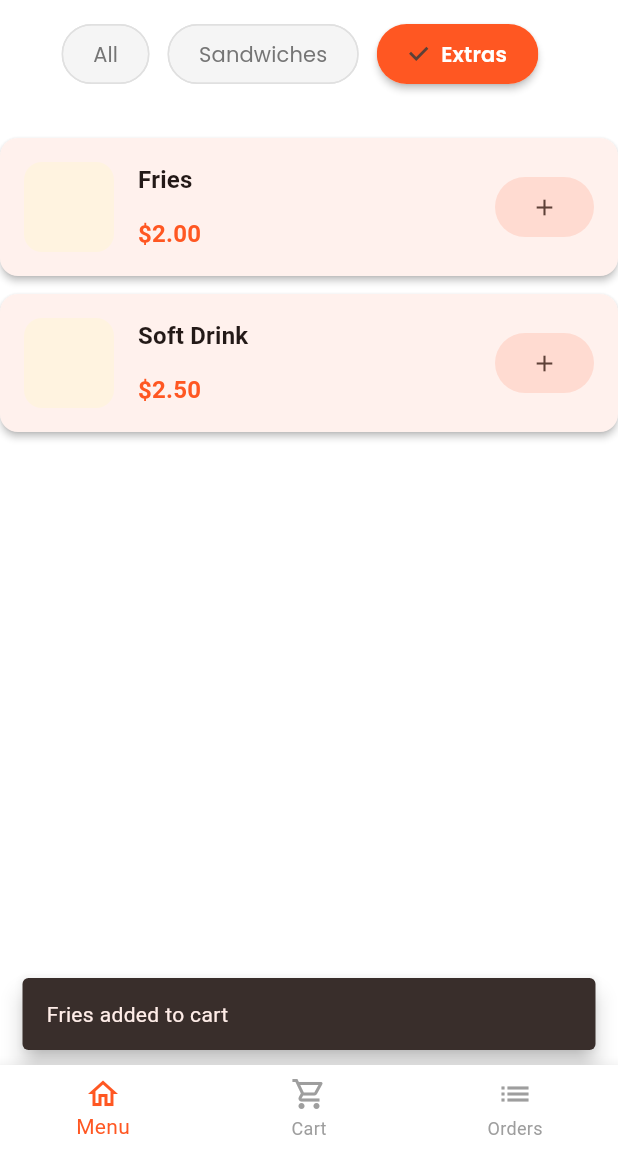
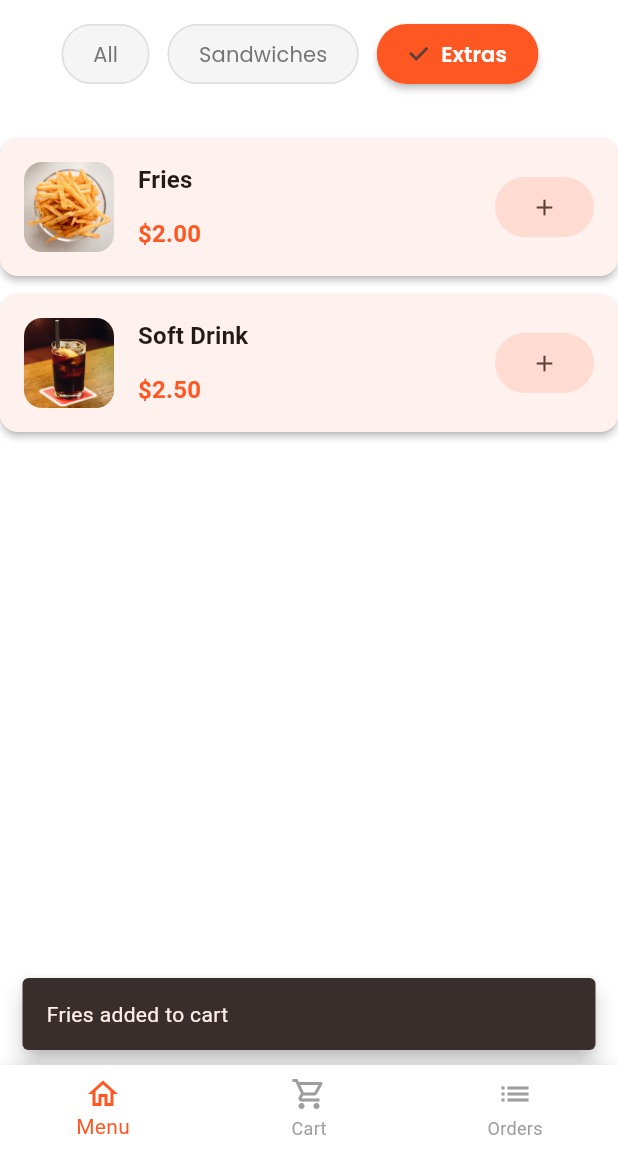
Before and after one commit to ricbrands/good_hamburger_app, a Flutter app: the screen it shows after launch, after a tap on "Sandwiches", after a tap on "Extras", after a tap on "Fries", on a phone screen of 412 x 824 dp, the part 84-1236 px from its top. Run offline on Flutter 3.47's test engine with Material 3 defaults, Android fonts, the phone set to English and light mode, and no system bars; our stand-ins replace equatable, flutter_bloc, get, get_it, get_storage, google_fonts and 1 more.

Commit message:
feat: added images to items and removed theme controller

```diff
--- a/assets/menu_items.json
+++ b/assets/menu_items.json
@@ -4,19 +4,22 @@
       "id": "123",
       "name": "Burger",
       "price": 5.00,
-      "category": "sandwich"
+      "category": "sandwich",
+      "image": "assets/images/burger.jpg"
     },
     {
       "id": "456",
       "name": "Egg",
       "price": 4.50,
-      "category": "sandwich"
+      "category": "sandwich",
+      "image": "assets/images/egg.jpg"
     },
     {
       "id": "789",
       "name": "Bacon",
       "price": 7.00,
-      "category": "sandwich"
+      "category": "sandwich",
+      "image": "assets/images/bacon.jpg"
     }
   ],
   "extras": [
@@ -24,13 +27,15 @@
       "id": "111",
       "name": "Fries",
       "price": 2.00,
-      "category": "fries"
+      "category": "fries",
+      "image": "assets/images/fries.jpg"
     },
     {
       "id": "222",
       "name": "Soft Drink",
       "price": 2.50,
-      "category": "softDrink"
+      "category": "softDrink",
+      "image": "assets/images/soft_drink.jpg"
     }
   ]
 }
--- a/lib/controllers/theme_controller.dart
+++ /dev/null
@@ -1,24 +0,0 @@
-import 'package:flutter/material.dart';
-import 'package:get/get.dart';
-import 'package:get_storage/get_storage.dart';
-
-class ThemeController extends GetxController{
-  final _box = GetStorage();
-
-  final _key = 'isDarkMode';
-
-  ThemeMode get theme => _loadTheme()? ThemeMode.dark : ThemeMode.light;
-  bool get isDarkMode  => _loadTheme();
-
-  bool _loadTheme() => _box.read(_key) ?? false;
-
-  void saveTheme(bool isDarkMode) => _box.write(_key, isDarkMode);
-
-  void toggleTheme(){
-    Future.delayed(const Duration(milliseconds: 50), (){
-      Get.changeThemeMode(_loadTheme()? ThemeMode.light : ThemeMode.dark);
-      saveTheme(!_loadTheme());
-      update();
-    });
-  }
-}
--- a/lib/main.dart
+++ b/lib/main.dart
@@ -5,14 +5,12 @@ import 'package:get_storage/get_storage.dart';
 import 'package:good_hamburger_app/bloc/cart/cart_bloc.dart';
 import 'package:good_hamburger_app/bloc/orders/orders_bloc.dart';
 import 'package:good_hamburger_app/controllers/navigation_controller.dart';
-import 'package:good_hamburger_app/controllers/theme_controller.dart';
 import 'package:good_hamburger_app/core/di/service_locator.dart';
 import 'package:good_hamburger_app/utils/app_themes.dart';
 import 'package:good_hamburger_app/view/main_screen.dart';
 
 void main() async{
   await GetStorage.init();
-  Get.put(ThemeController());
   Get.put(NavigationController());
   await initDependencies();
   runApp(const MyApp());
@@ -23,7 +21,6 @@ class MyApp extends StatelessWidget {
 
   @override
   Widget build(BuildContext context) {
-    final themeController = Get.find<ThemeController>();
     return MultiBlocProvider(
       providers: [
         BlocProvider(create: (_) => CartBloc()),
@@ -33,8 +30,7 @@ class MyApp extends StatelessWidget {
           debugShowCheckedModeBanner: false,
           title: 'GOOD HAMBURGER',
           theme: AppThemes.light,
-          darkTheme: AppThemes.dark,
-          themeMode: themeController.theme,
+          themeMode: ThemeMode.light,
           defaultTransition: Transition.fade,
           home: MainScreen(),
         ),
--- a/lib/models/menu_item.dart
+++ b/lib/models/menu_item.dart
@@ -8,12 +8,14 @@ class MenuItem {
   final String name;
   final double price;
   final MenuCategory category;
+  final String image;
 
   const MenuItem({
     required this.id,
     required this.name,
     required this.price,
     required this.category,
+    required this.image,
   });
 
   Map<String, dynamic> toJson() {
@@ -22,6 +24,7 @@ class MenuItem {
       'name': name,
       'price': price,
       'category': category.name,
+      'image': image,
     };
   }
 
@@ -31,6 +34,7 @@ class MenuItem {
       name: json['name'],
       price: (json['price'] as num).toDouble(),
       category: MenuCategory.values.firstWhere((e) => e.name == json['category']),
+      image: json['image'],
     );
   }
 }
--- a/lib/utils/app_themes.dart
+++ b/lib/utils/app_themes.dart
@@ -25,29 +25,4 @@ class AppThemes {
       unselectedItemColor: Colors.grey,
     )
   );
-
-  static final dark = ThemeData(
-    primaryColor: const Color(0xFFff5722),
-    scaffoldBackgroundColor: const Color(0xFF121212),
-    brightness: Brightness.dark,
-    appBarTheme: const AppBarTheme(
-      backgroundColor: Color(0xFF121212),
-      elevation: 0,
-      iconTheme: IconThemeData(
-        color: Colors.white,
-      ),
-    ),
-    colorScheme: ColorScheme.fromSeed(
-      seedColor: const Color(0xFFff5722),
-      primary: const Color(0xFFff5722),
-      brightness: Brightness.dark,
-      surface: const Color(0xFF121212),
-    ),
-    cardColor: const Color(0xFF1E1E1E),
-    bottomNavigationBarTheme: const BottomNavigationBarThemeData(
-      backgroundColor: Color(0xFF1E1E1E),
-      selectedItemColor: Color(0xFFff5722),
-      unselectedItemColor: Colors.grey,
-    )
-  );
 }
--- a/lib/view/cart_screen.dart
+++ b/lib/view/cart_screen.dart
@@ -74,12 +74,13 @@ class CartScreen extends StatelessWidget {
                         padding: const EdgeInsets.all(12),
                         child: Row(
                           children: [
-                            Container(
-                              width: 50,
-                              height: 50,
-                              decoration: BoxDecoration(
-                                color: Colors.orange.shade50,
-                                borderRadius: BorderRadius.circular(8),
+                            ClipRRect(
+                              borderRadius: BorderRadius.circular(8),
+                              child: Image.asset(
+                                item.menuItem.image,
+                                width: 50,
+                                height: 50,
+                                fit: BoxFit.cover,
                               ),
                             ),
                             const SizedBox(width: 12),
--- a/lib/view/home_screen.dart
+++ b/lib/view/home_screen.dart
@@ -140,12 +140,13 @@ class _MenuItemCard extends StatelessWidget {
           padding: const EdgeInsets.all(16),
           child: Row(
             children: [
-              Container(
-                width: 60,
-                height: 60,
-                decoration: BoxDecoration(
-                  color: Colors.orange.shade50,
-                  borderRadius: BorderRadius.circular(12),
+              ClipRRect(
+                borderRadius: BorderRadius.circular(12),
+                child: Image.asset(
+                  item.image,
+                  width: 60,
+                  height: 60,
+                  fit: BoxFit.cover,
                 ),
               ),
               const SizedBox(width: 16),
--- a/lib/view/main_screen.dart
+++ b/lib/view/main_screen.dart
@@ -1,7 +1,6 @@
 import 'package:flutter/material.dart';
 import 'package:get/get.dart';
 import 'package:good_hamburger_app/controllers/navigation_controller.dart';
-import 'package:good_hamburger_app/controllers/theme_controller.dart';
 import 'package:good_hamburger_app/view/home_screen.dart';
 import 'package:good_hamburger_app/view/cart_screen.dart';
 import 'package:good_hamburger_app/view/order_history_screen.dart';
@@ -14,7 +13,7 @@ class MainScreen extends StatelessWidget {
   Widget build(BuildContext context) {
     final NavigationController navigationController = Get.find<NavigationController>();
 
-    return GetBuilder<ThemeController>(
+    return GetBuilder<NavigationController>(
       builder: (themeController) => Scaffold(
         backgroundColor: Theme.of(context).scaffoldBackgroundColor,
         body: AnimatedSwitcher(
--- a/pubspec.yaml
+++ b/pubspec.yaml
@@ -67,6 +67,7 @@ flutter:
   # To add assets to your application, add an assets section, like this:
   assets:
     - assets/menu_items.json
+    - assets/images/
 
   # An image asset can refer to one or more resolution-specific "variants", see
   # https://flutter.dev/to/resolution-aware-images
```
Also changed, not shown: assets/images/bacon.jpg (added), assets/images/burger.jpg (added), assets/images/egg.jpg (added), assets/images/fries.jpg (added), assets/images/soft_drink.jpg (added), 1 other file.
